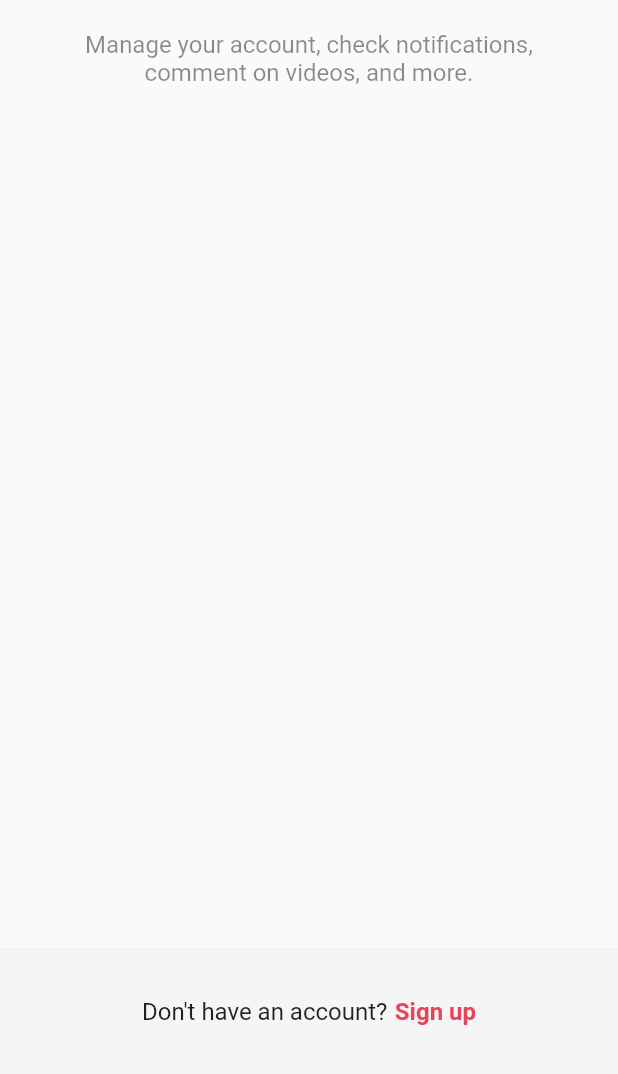
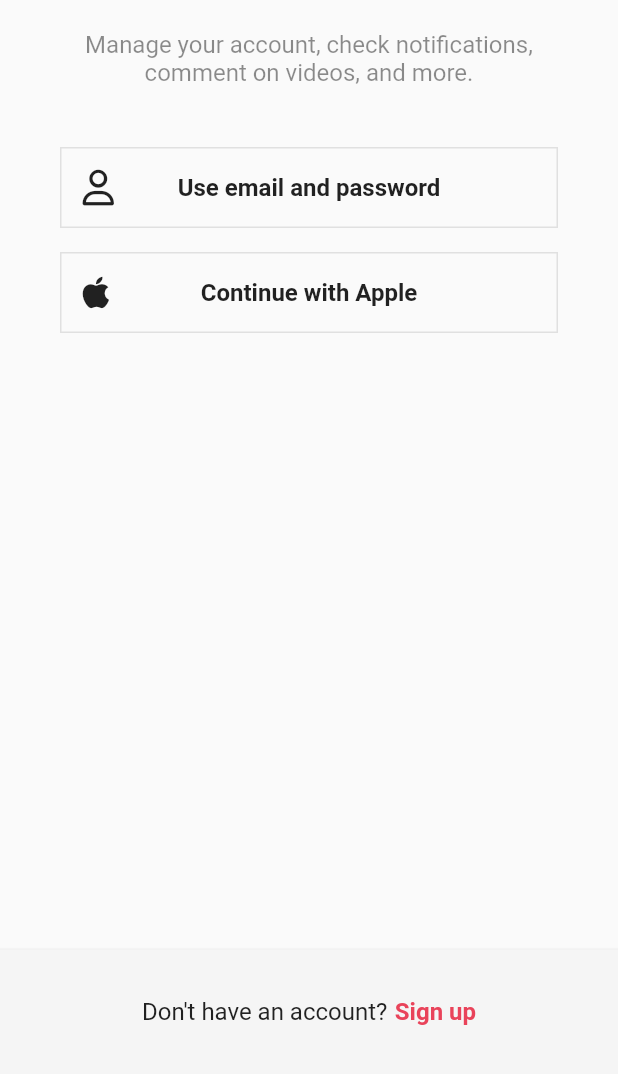
Before and after one commit to cheo419/tiktok, a Flutter app: the screen it shows after launch, after a tap on "Log in", on a phone screen of 412 x 824 dp, the part 162-1236 px from its top. Run offline on Flutter 3.47's test engine with Material 2 defaults, Android fonts, the phone set to English and light mode, and no system bars; our stand-ins replace font_awesome_flutter.

Commit message:
AuthButton , fontawesome

```diff
--- a/lib/S.txt
+++ b/lib/S.txt
@@ -6,3 +6,7 @@ Navigator.of(context).push() = 화면을 위에 올려놓음
 Navigator.of(context).pop() = 화면을 없앰(=뒤로가기)
 FractionallySizedBox(Widget) = 기본적으로 box위젯인데 크기를 단순히 픽셀로 정하는게 아니라 부모의 크기에 비례해서 크기를 정하게 해주는 위젯
 ex)부모의 크기가 1000px이고 FractionallySizedBox의 widthFactor가 1 이라면 FractionallySizedBox의 너비는 부모의 너비의 100%가 될것이고 widthFactor가 0.5로 설정되어있고 부모의 너비가 1000px 이라면 FractionallySizedBox의 너비는 500px이 될것임
+
+#authbutton
+Stack(widget) = stack을 이해하기위한 설명 : Column이 어떤역활을 하는지 기억해보면 여러 위젯들을 세로로 차례대로 배치할수있게 해줌, row는? 위젯들을 옆으로 배치할수있게 해줌, stack은 위에다가 쌓을수있게 해줌, 말그대로 위에 쌓을수 있게끔 팬케이크처럼
+Align(widget) = 하나의 정렬만 바꿀수있게 해줌
--- a/lib/features/authentication/login_screen.dart
+++ b/lib/features/authentication/login_screen.dart
@@ -1,6 +1,8 @@
 import 'package:flutter/material.dart';
+import 'package:font_awesome_flutter/font_awesome_flutter.dart';
 import 'package:tiktok/constants/gaps.dart';
 import 'package:tiktok/constants/sizes.dart';
+import 'package:tiktok/features/authentication/widgets/auth_button.dart';
 
 class LoginScreen extends StatelessWidget {
   const LoginScreen({super.key});
@@ -36,6 +38,15 @@ class LoginScreen extends StatelessWidget {
                 ),
                 textAlign: TextAlign.center,
               ),
+              Gaps.v40,
+              AuthButton(
+                icon: FaIcon(FontAwesomeIcons.user),
+                text: "Use email and password",
+              ),
+              Gaps.v16,
+              AuthButton(
+                  icon: FaIcon(FontAwesomeIcons.apple),
+                  text: "Continue with Apple"),
             ],
           ),
         ),
--- a/lib/features/authentication/sign_up_screen.dart
+++ b/lib/features/authentication/sign_up_screen.dart
@@ -1,4 +1,5 @@
 import 'package:flutter/material.dart';
+import 'package:font_awesome_flutter/font_awesome_flutter.dart';
 import 'package:tiktok/constants/gaps.dart';
 import 'package:tiktok/constants/sizes.dart';
 import 'package:tiktok/features/authentication/login_screen.dart';
@@ -44,8 +45,14 @@ class SignUpScreen extends StatelessWidget {
                 textAlign: TextAlign.center,
               ),
               Gaps.v40,
-              AuthButton(text: "Use phone or email"),
-              AuthButton(text: "Continue with Apple"),
+              AuthButton(
+                icon: FaIcon(FontAwesomeIcons.user),
+                text: "Use email and password",
+              ),
+              Gaps.v16,
+              AuthButton(
+                  icon: FaIcon(FontAwesomeIcons.apple),
+                  text: "Continue with Apple"),
             ],
           ),
         ),
--- a/lib/features/authentication/widgets/auth_button.dart
+++ b/lib/features/authentication/widgets/auth_button.dart
@@ -1,28 +1,45 @@
 import 'package:flutter/material.dart';
+import 'package:font_awesome_flutter/font_awesome_flutter.dart';
 import 'package:tiktok/constants/sizes.dart';
 
 class AuthButton extends StatelessWidget {
   final String text;
+  final FaIcon icon;
 
-  const AuthButton({super.key, required this.text});
+  const AuthButton({
+    super.key,
+    required this.text,
+    required this.icon,
+  });
 
   @override
   Widget build(BuildContext context) {
     return FractionallySizedBox(
       widthFactor: 1,
       child: Container(
-        padding: const EdgeInsets.symmetric(vertical: Sizes.size14),
+        padding: const EdgeInsets.all(Sizes.size14),
         decoration: BoxDecoration(
           border: Border.all(
             color: Colors.grey.shade300,
             width: Sizes.size1,
           ),
         ),
-        child: Text(
-          text,
-          style: const TextStyle(
-              fontSize: Sizes.size16, fontWeight: FontWeight.w600),
-          textAlign: TextAlign.center,
+        child: Stack(
+          alignment: Alignment.center,
+          children: [
+            Align(
+              alignment: Alignment.centerLeft,
+              child: icon,
+            ),
+            Expanded(
+              child: Text(
+                text,
+                style: const TextStyle(
+                    fontSize: Sizes.size16, fontWeight: FontWeight.w600),
+                textAlign: TextAlign.center,
+              ),
+            ),
+          ],
         ),
       ),
     );
--- a/pubspec.yaml
+++ b/pubspec.yaml
@@ -31,6 +31,7 @@ environment:
 dependencies:
   flutter:
     sdk: flutter
+  font_awesome_flutter: 10.3.0
 
 
   # The following adds the Cupertino Icons font to your application.
```
Also changed, not shown: pubspec.lock.
